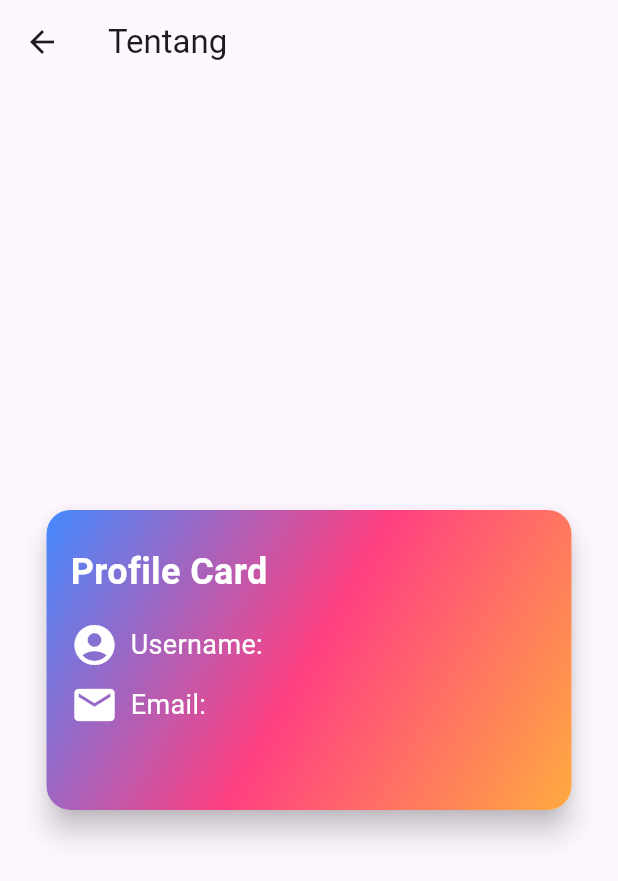
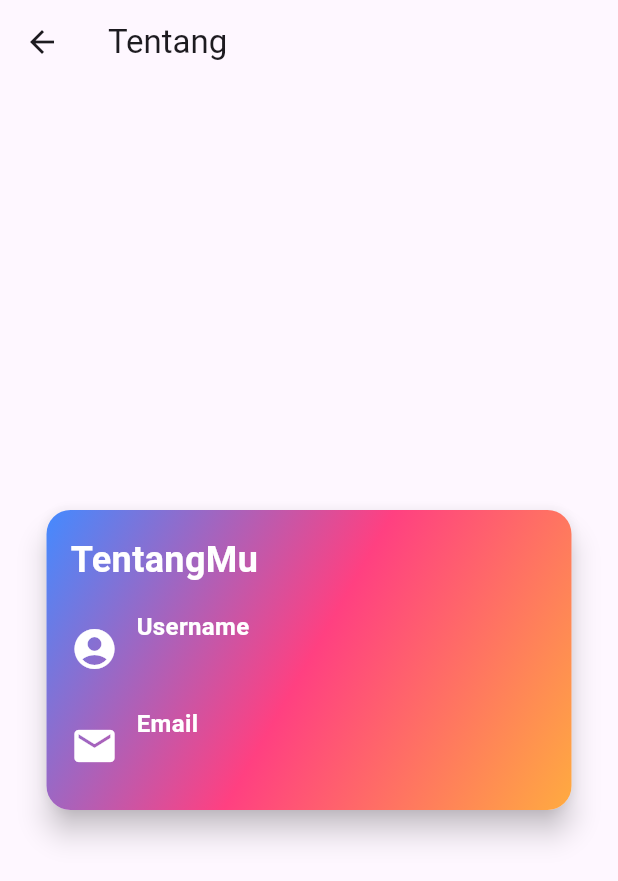
Before and after one commit to ricco-arisdy/ujidatapanen, a Flutter app: the TentangView screen opened directly, on a phone screen of 412 x 824 dp. Shown: the top 881 px of the screen. Run offline on Flutter 3.47's test engine with Material 3 defaults, Android fonts, the phone set to English and light mode, and no system bars; our stand-ins replace flutter_svg, shared_preferences; accounts and stored records are empty.

Commit message:
edit agar keren

```diff
--- a/lib/screen/tentang_screen.dart
+++ b/lib/screen/tentang_screen.dart
@@ -56,7 +56,7 @@ class _TentangViewState extends State<TentangView> {
                 colors: [
                   Colors.blueAccent,
                   Colors.pinkAccent,
-                  Colors.orangeAccent
+                  Colors.orangeAccent,
                 ],
               ),
               borderRadius: BorderRadius.circular(16.0),
@@ -66,9 +66,8 @@ class _TentangViewState extends State<TentangView> {
               child: Column(
                 crossAxisAlignment: CrossAxisAlignment.start,
                 children: [
-                  SizedBox(height: 8),
                   Text(
-                    'Profile Card',
+                    'TentangMu',
                     style: TextStyle(
                       fontSize: 24,
                       fontWeight: FontWeight.bold,
@@ -76,26 +75,37 @@ class _TentangViewState extends State<TentangView> {
                     ),
                   ),
                   SizedBox(height: 16),
-                  Row(
-                    children: [
-                      Icon(Icons.account_circle, color: Colors.white, size: 32),
-                      SizedBox(width: 8),
-                      Text(
-                        'Username: $_username',
-                        style: TextStyle(
-                          fontSize: 18,
-                          color: Colors.white,
+                  buildInfoRow(Icons.account_circle, 'Username', _username),
+                  SizedBox(height: 12),
+                  buildInfoRow(Icons.email, 'Email', _email),
+                ],
               ),
             ),
-                    ],
           ),
-                  SizedBox(height: 8),
-                  Row(
+        ),
+      ),
+    );
+  }
+
+  Widget buildInfoRow(IconData icon, String label, String value) {
+    return Row(
       children: [
-                      Icon(Icons.email, color: Colors.white, size: 32),
-                      SizedBox(width: 8),
+        Icon(icon, color: Colors.white, size: 32),
+        SizedBox(width: 12),
+        Column(
+          crossAxisAlignment: CrossAxisAlignment.start,
+          children: [
             Text(
-                        'Email: $_email',
+              label,
+              style: TextStyle(
+                fontSize: 16,
+                color: Colors.white,
+                fontWeight: FontWeight.bold,
+              ),
+            ),
+            SizedBox(height: 4),
+            Text(
+              value,
               style: TextStyle(
                 fontSize: 18,
                 color: Colors.white,
@@ -104,11 +114,6 @@ class _TentangViewState extends State<TentangView> {
           ],
         ),
       ],
-              ),
-            ),
-          ),
-        ),
-      ),
     );
   }
 }
```
Lines whose indentation alone changed are shown as unchanged.
